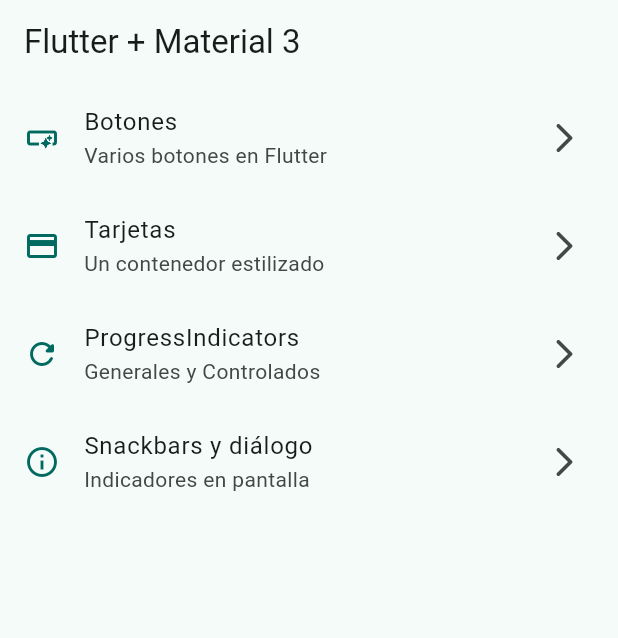
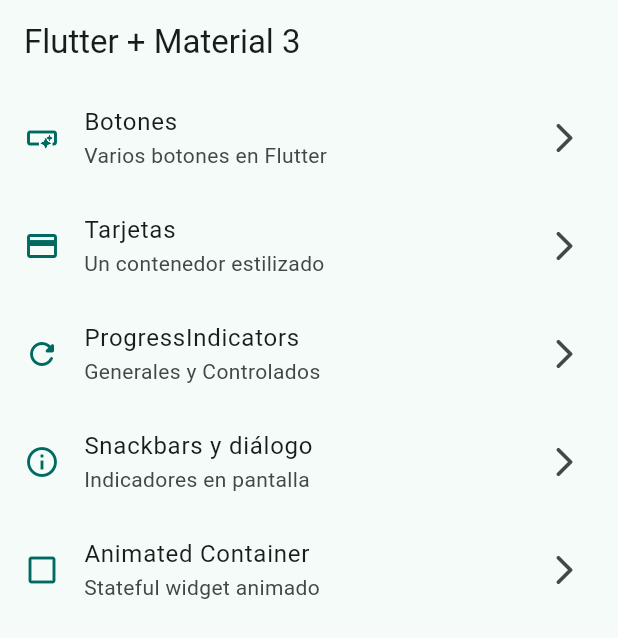
Before and after one commit to francoinostrozah/widgets_app, a Flutter app: the screen it shows after launch, on a phone screen of 412 x 824 dp. Shown: the top 638 px of the screen. Run offline on Flutter 3.47's test engine with Material 2 defaults, Android fonts, the phone set to English and light mode, and no system bars; our stand-ins replace go_router.

Commit message:
:sparkles: (animated-conteiner) added animated with properties

```diff
--- a/lib/config/menu/menu_items.dart
+++ b/lib/config/menu/menu_items.dart
@@ -34,4 +34,9 @@ const appMenuItems = <MenuItem>[
       subTitle: 'Indicadores en pantalla',
       link: '/snackbars',
       icon: Icons.info_outline),
+  MenuItem(
+      title: 'Animated Container',
+      subTitle: 'Stateful widget animado',
+      link: '/animated',
+      icon: Icons.check_box_outline_blank_outlined),
 ];
--- a/lib/config/router/app_router.dart
+++ b/lib/config/router/app_router.dart
@@ -31,5 +31,10 @@ final appRouter = GoRouter(
       name: SnackbarScreen.name,
       builder: (context, state) => const SnackbarScreen(),
     ),
+    GoRoute(
+      path: '/animated',
+      name: AnimatedScreen.name,
+      builder: (context, state) => const AnimatedScreen(),
+    ),
   ],
 );
```
Also changed, not shown: lib/presentation/screens/animated/animated_screen.dart (+44 -2 lines), lib/presentation/screens/buttons/animated_screen.dart (deleted).
